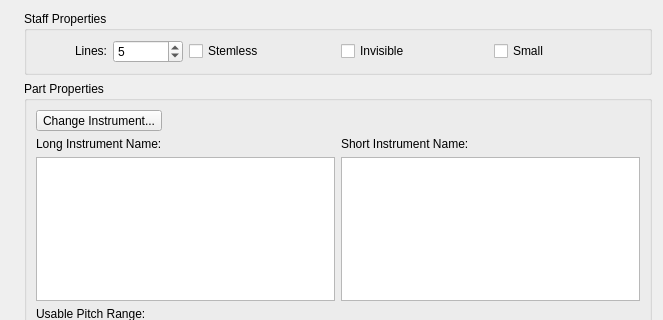
This is mscore/mscore/editstaff.ui in musescore/musescore-old as Qt 5 draws it before an edit; both pictures show x 0 to 663 and y 0 to 320 of the 663 by 458 pixel window. The edited form follows.
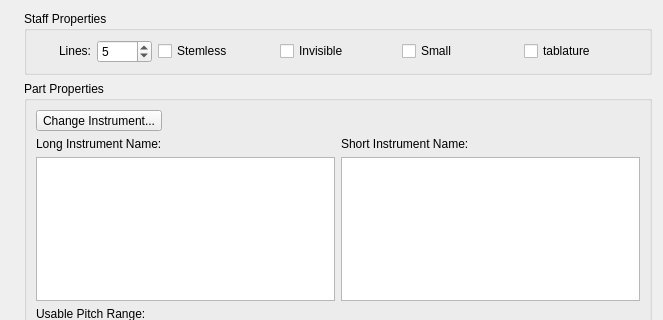
This is the edited form. Icons and pictures are not drawn.

What changed in the file:
```diff
--- a/mscore/mscore/editstaff.ui
+++ b/mscore/mscore/editstaff.ui
@@ -125,6 +125,13 @@
           </property>
          </widget>
         </item>
+        <item row="0" column="4">
+         <widget class="QCheckBox" name="useTablature">
+          <property name="text">
+           <string>tablature</string>
+          </property>
+         </widget>
+        </item>
        </layout>
       </widget>
      </item>
```
